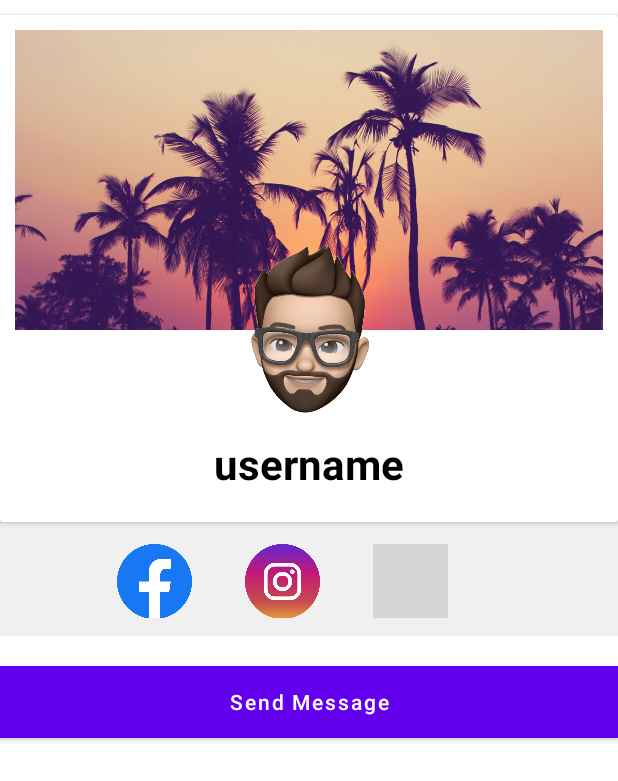
After one commit to dimitarduino/chat-mobilni, an Android app: the VisitUserActivity screen opened directly, with no data from a screen before it, on a phone screen of 412 x 824 dp. The commit adds this screen. Shown: the top 781 px of the screen. Run offline under Robolectric (Android 15) with nearby library versions, the phone set to English and light mode, and no system bars; our stand-ins replace CircleImageView, Firebase (no records; nobody signed in at launch, a user with empty details on screens opened directly); pictures from the network do not load; 1 statement that could not run was skipped; grey boxes are pictures that could not be loaded.

Commit message:
otvoranje na drugi profili - nacrtano i povrzano

```diff
--- a/app/src/main/AndroidManifest.xml
+++ b/app/src/main/AndroidManifest.xml
@@ -13,6 +13,9 @@
         android:roundIcon="@mipmap/ic_launcher_round"
         android:supportsRtl="true"
         android:theme="@style/Theme.ChatMobilni">
+        <activity
+            android:name=".VisitUserActivity"
+            android:exported="false" />
         <activity
             android:name=".MessageChatActivity"
             android:exported="false" />
@@ -48,21 +51,24 @@
             android:label="@string/app_name"
             android:theme="@style/Theme.ChatMobilni.NoActionBar" />
 
-
         <service
             android:name=".Izvestuvanja.firebaseMessaging"
-            android:exported="true"
-            android:enabled="true">
+            android:enabled="true"
+            android:exported="true">
             <intent-filter>
                 <action android:name="com.google.firebase.MESSAGING_EVENT" />
             </intent-filter>
         </service>
-
-        <!-- FirebaseInstanceIdService performs security checks at runtime,
-      no need for explicit permissions despite exported="true"             -->
-        <service android:name=".Izvestuvanja.firebaseInstanceId" android:exported="true" android:enabled="true">
+        <!--
+ FirebaseInstanceIdService performs security checks at runtime,
+      no need for explicit permissions despite exported="true"
+        -->
+        <service
+            android:name=".Izvestuvanja.firebaseInstanceId"
+            android:enabled="true"
+            android:exported="true">
             <intent-filter>
-                <action android:name="com.google.firebase.INSTANCE_ID_EVENT"/>
+                <action android:name="com.google.firebase.INSTANCE_ID_EVENT" />
             </intent-filter>
         </service>
     </application>
--- a/app/src/main/java/com/dimitarduino/chatmobilni/AdapterClasses/UserAdapter.kt
+++ b/app/src/main/java/com/dimitarduino/chatmobilni/AdapterClasses/UserAdapter.kt
@@ -12,6 +12,7 @@ import androidx.recyclerview.widget.RecyclerView
 import com.dimitarduino.chatmobilni.MessageChatActivity
 import com.dimitarduino.chatmobilni.ModelClasses.Users
 import com.dimitarduino.chatmobilni.R
+import com.dimitarduino.chatmobilni.VisitUserActivity
 import com.squareup.picasso.Picasso
 import de.hdodenhof.circleimageview.CircleImageView
 
@@ -55,6 +56,9 @@ class UserAdapter (
                     mContext.startActivity(intent)
                 } else if (which == 1) {
                     //open profile
+                    val intent = Intent(mContext, VisitUserActivity::class.java)
+                    intent.putExtra("profilZaOtvoranje", user.getUID())
+                    mContext.startActivity(intent)
                 }
             })
 
--- /dev/null
+++ b/app/src/main/java/com/dimitarduino/chatmobilni/VisitUserActivity.kt
@@ -0,0 +1,90 @@
+package com.dimitarduino.chatmobilni
+
+import android.content.Intent
+import android.net.Uri
+import androidx.appcompat.app.AppCompatActivity
+import android.os.Bundle
+import android.widget.Button
+import android.widget.ImageView
+import android.widget.TextView
+import com.dimitarduino.chatmobilni.ModelClasses.Users
+import com.google.firebase.database.DataSnapshot
+import com.google.firebase.database.DatabaseError
+import com.google.firebase.database.FirebaseDatabase
+import com.google.firebase.database.ValueEventListener
+import de.hdodenhof.circleimageview.CircleImageView
+
+class VisitUserActivity : AppCompatActivity() {
+    private var profilOtvori: String = ""
+    var korisnik: Users? = null
+
+    //deklariraj ui komponenti
+    private lateinit var korisnickoPrikaz : TextView
+    private lateinit var profilnaPrikaz : CircleImageView
+    private lateinit var coverPrikaz : ImageView
+    private lateinit var fbPrikaz : ImageView
+    private lateinit var instaPrikaz : ImageView
+    private lateinit var webPrikaz : ImageView
+    private lateinit var ispratiPorakaProfil : Button
+
+    override fun onCreate(savedInstanceState: Bundle?) {
+        super.onCreate(savedInstanceState)
+        setContentView(R.layout.activity_visit_user)
+        //definiraj ui komponenti
+        korisnickoPrikaz = findViewById<TextView>(R.id.profil_korisnicko)
+        profilnaPrikaz = findViewById<CircleImageView>(R.id.profil_profilna)
+        coverPrikaz = findViewById<ImageView>(R.id.profil_naslovna)
+        fbPrikaz = findViewById<ImageView>(R.id.profil_fb)
+        instaPrikaz = findViewById<ImageView>(R.id.profil_insta)
+        webPrikaz = findViewById<ImageView>(R.id.profil_web)
+        ispratiPorakaProfil = findViewById<Button>(R.id.ispratiPoraka_profil)
+
+        profilOtvori = intent.getStringExtra("profilZaOtvoranje").toString()
+
+        val ref = FirebaseDatabase.getInstance("https://chatmobilni-default-rtdb.firebaseio.com/").reference.child("users").child(profilOtvori)
+        ref.addValueEventListener(object : ValueEventListener {
+            override fun onDataChange(p0: DataSnapshot) {
+                if (p0.exists()) {
+                    korisnik = p0.getValue(Users::class.java)
+
+//                    korisnikname_display.text = korisnik!!.getUserName()
+//                    Picasso.get().load(korisnik!!.getProfile()).into(profile_display)
+//                    Picasso.get().load(korisnik!!.getCover()).into(cover_display)
+                }
+            }
+
+            override fun onCancelled(p0: DatabaseError) {
+
+            }
+        })
+
+
+        fbPrikaz.setOnClickListener {
+            val uri = Uri.parse(korisnik!!.getFacebook())
+
+            val intent = Intent(Intent.ACTION_VIEW, uri)
+            startActivity(intent)
+        }
+
+        instaPrikaz.setOnClickListener {
+            val uri = Uri.parse(korisnik!!.getInstagram())
+
+            val intent = Intent(Intent.ACTION_VIEW, uri)
+            startActivity(intent)
+        }
+
+        webPrikaz.setOnClickListener {
+            val uri = Uri.parse(korisnik!!.getWebsite())
+
+            val intent = Intent(Intent.ACTION_VIEW, uri)
+            startActivity(intent)
+        }
+
+        ispratiPorakaProfil.setOnClickListener {
+            val intent = Intent(this, MessageChatActivity::class.java)
+            intent.putExtra("idNaDrugiot", korisnik!!.getUID())
+            startActivity(intent)
+        }
+    }
+
+}
--- /dev/null
+++ b/app/src/main/res/layout/activity_visit_user.xml
@@ -0,0 +1,112 @@
+<?xml version="1.0" encoding="utf-8"?>
+<RelativeLayout xmlns:android="http://schemas.android.com/apk/res/android"
+    xmlns:app="http://schemas.android.com/apk/res-auto"
+    xmlns:tools="http://schemas.android.com/tools"
+    android:layout_width="match_parent"
+    android:layout_height="match_parent"
+    tools:context=".VisitUserActivity">
+
+    <androidx.cardview.widget.CardView
+        android:id="@+id/cardView1"
+        android:layout_width="match_parent"
+        android:layout_height="wrap_content"
+        android:layout_marginTop="10dp"
+        >
+
+        <RelativeLayout
+            android:layout_width="match_parent"
+            android:layout_height="wrap_content"
+            android:padding="10dp">
+            <ImageView
+                android:id="@+id/profil_naslovna"
+                android:layout_width="match_parent"
+                android:layout_height="200dp"
+                android:src="@drawable/cover"
+                android:scaleType="centerCrop"
+                />
+            <de.hdodenhof.circleimageview.CircleImageView
+                android:id="@+id/profil_profilna"
+                android:layout_width="120dp"
+                android:layout_height="120dp"
+                android:layout_centerHorizontal="true"
+                android:layout_marginTop="140dp"
+                android:scaleType="centerCrop"
+                android:src="@drawable/profile"
+
+                />
+
+            <TextView
+                android:id="@+id/profil_korisnicko"
+                android:layout_width="wrap_content"
+                android:layout_height="wrap_content"
+                android:text="username"
+                android:layout_below="@id/profil_profilna"
+                android:layout_centerHorizontal="true"
+                android:textSize="28sp"
+                android:layout_marginTop="10dp"
+                android:textStyle="bold"
+                android:textColor="@color/black"
+                android:layout_marginBottom="10dp"
+                />
+        </RelativeLayout>
+
+    </androidx.cardview.widget.CardView>
+
+    <LinearLayout
+        android:id="@+id/ll1"
+        android:layout_width="match_parent"
+        android:layout_height="wrap_content"
+        android:layout_below="@id/cardView1"
+        android:gravity="center"
+        android:background="@color/inputBackground"
+        android:layout_marginTop="0dp"
+        android:orientation="horizontal"
+        android:padding="12dp">
+
+        <ImageView
+            android:id="@+id/profil_fb"
+            android:layout_width="50dp"
+            android:layout_height="50dp"
+            android:src="@drawable/facebook"
+            android:scaleType="centerCrop"
+            android:layout_marginTop="2dp"
+            android:layout_marginRight="35dp"
+            android:layout_gravity="center"
+            />
+        <ImageView
+            android:id="@+id/profil_insta"
+            android:layout_width="50dp"
+            android:layout_height="50dp"
+            android:src="@drawable/instagram"
+            android:scaleType="centerCrop"
+            android:layout_marginTop="2dp"
+            android:layout_marginRight="35dp"
+            android:layout_gravity="center"
+            />
+        <ImageView
+            android:id="@+id/profil_web"
+            android:layout_width="50dp"
+            android:layout_height="50dp"
+            android:src="@drawable/web"
+            android:scaleType="centerCrop"
+            android:layout_marginTop="2dp"
+            android:layout_marginRight="35dp"
+            android:layout_gravity="center"
+            />
+    </LinearLayout>
+
+
+    <Button
+        android:id="@+id/ispratiPoraka_profil"
+        android:layout_width="match_parent"
+        android:layout_height="wrap_content"
+        android:layout_marginTop="20dp"
+        android:layout_below="@+id/ll1"
+        android:background="@color/colorProfile"
+        android:textColor="@android:color/white"
+        android:textAllCaps="false"
+        android:text="Send Message"
+        >
+    </Button>
+
+</RelativeLayout>
--- a/build.gradle
+++ b/build.gradle
@@ -10,7 +10,7 @@ buildscript {
 plugins {
     id 'com.android.application' version '7.1.2' apply false
     id 'com.android.library' version '7.1.2' apply false
-    id 'org.jetbrains.kotlin.android' version '1.6.10' apply false
+    id 'org.jetbrains.kotlin.android' version '1.6.21' apply false
 }
 
 task clean(type: Delete) {
```
